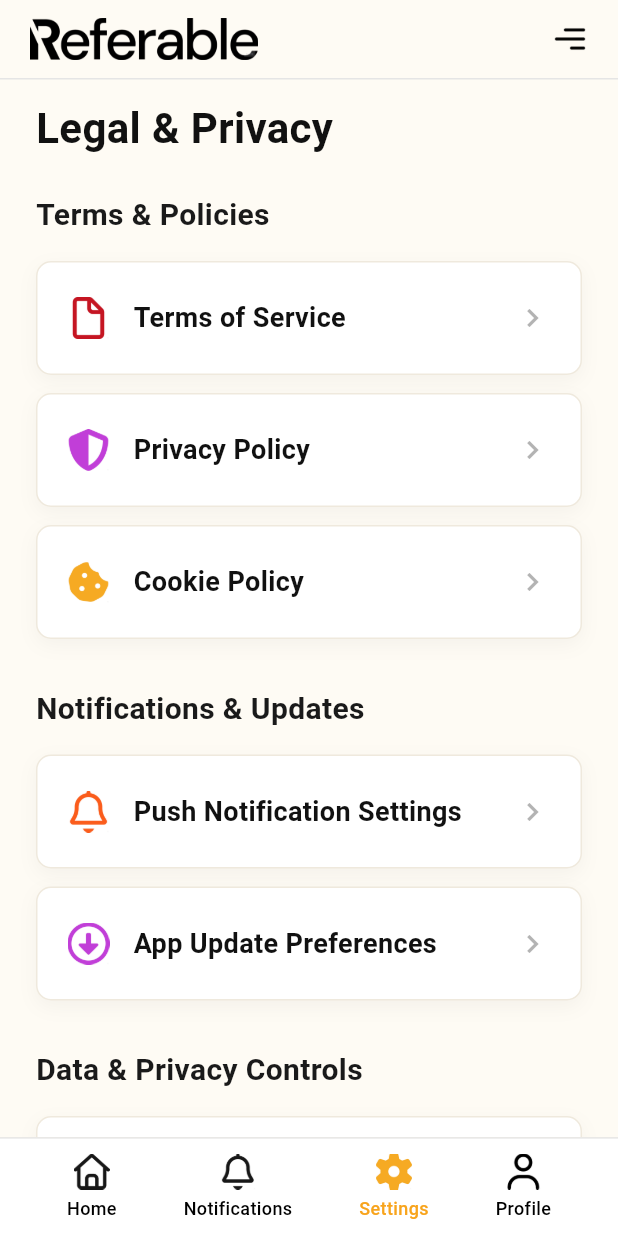
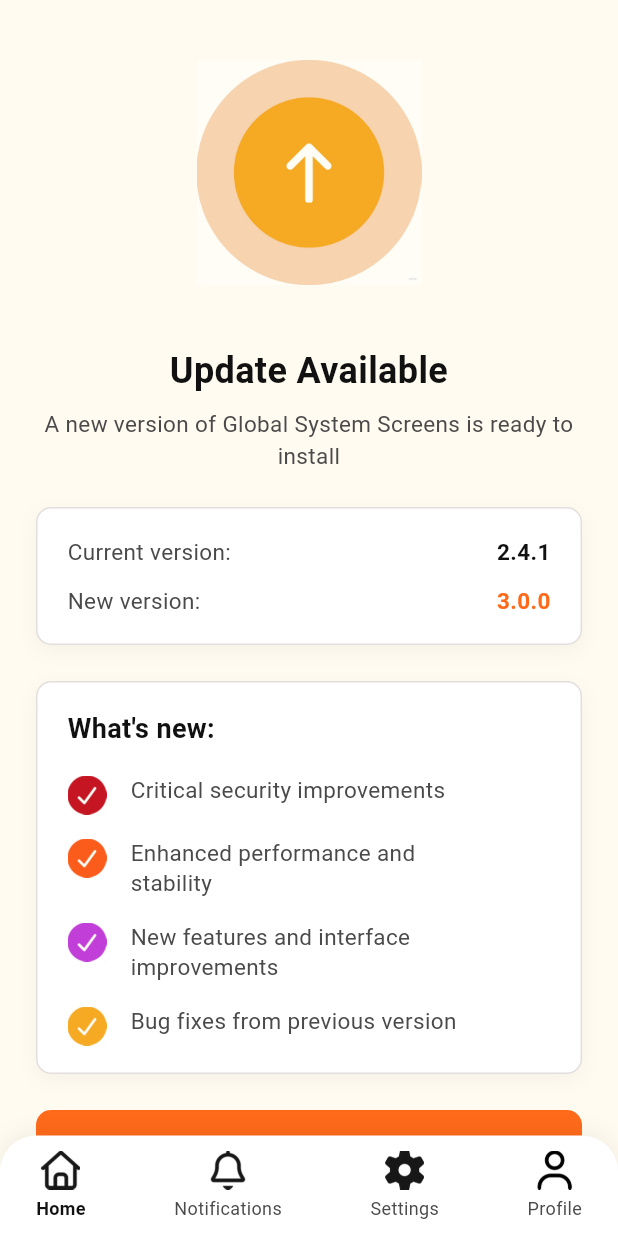
Before and after one commit to najmus-shakib01/dev_shakib_ui_general, a Flutter app: the screen it shows after launch, on a phone screen of 412 x 824 dp. Run offline on Flutter 3.47's test engine with Material 3 defaults, Android fonts, the light colour scheme and no system bars.

Commit message:
feat(app_update_notification): ui/ux design successfully completed

```diff
--- /dev/null
+++ b/lib/General/app_update_notification.dart
@@ -0,0 +1,456 @@
+import 'package:flutter/material.dart';
+
+class AppColors {
+  AppColors._();
+
+  static const Color background = Color(0xFFFFFBF0);
+  static const Color cardBackground = Colors.white;
+  static const Color primaryOrange = Color(0xFFFF6A1A);
+  static const Color secondaryOrange = Color(0xFFFFF1E0);
+  static const Color textPrimary = Color(0xFF111111);
+  static const Color textSecondary = Color(0xFF4A4A4A);
+  static const Color textMuted = Color(0xFF8C8C8C);
+  static const Color borderLight = Color(0xFFE6E6E6);
+}
+
+class AppTextStyles {
+  AppTextStyles._();
+
+  static const TextStyle title = TextStyle(
+    fontSize: 24,
+    fontWeight: FontWeight.w700,
+    color: AppColors.textPrimary,
+  );
+
+  static const TextStyle subtitle = TextStyle(
+    fontSize: 15,
+    height: 1.4,
+    fontWeight: FontWeight.w400,
+    color: AppColors.textSecondary,
+  );
+
+  static const TextStyle cardLabel = TextStyle(
+    fontSize: 15,
+    fontWeight: FontWeight.w400,
+    color: AppColors.textSecondary,
+  );
+
+  static const TextStyle cardValueBold = TextStyle(
+    fontSize: 15,
+    fontWeight: FontWeight.w700,
+    color: AppColors.textPrimary,
+  );
+
+  static const TextStyle cardValueHighlight = TextStyle(
+    fontSize: 15,
+    fontWeight: FontWeight.w700,
+    color: AppColors.primaryOrange,
+  );
+
+  static const TextStyle sectionTitle = TextStyle(
+    fontSize: 18,
+    fontWeight: FontWeight.w700,
+    color: AppColors.textPrimary,
+  );
+
+  static const TextStyle bulletText = TextStyle(
+    fontSize: 15,
+    height: 1.3,
+    fontWeight: FontWeight.w400,
+    color: AppColors.textSecondary,
+  );
+
+  static const TextStyle primaryButton = TextStyle(
+    fontSize: 16,
+    fontWeight: FontWeight.w600,
+    color: Colors.white,
+  );
+
+  static const TextStyle secondaryButton = TextStyle(
+    fontSize: 16,
+    fontWeight: FontWeight.w600,
+    color: AppColors.primaryOrange,
+  );
+
+  static const TextStyle recommendation = TextStyle(
+    fontSize: 13,
+    height: 1.4,
+    fontWeight: FontWeight.w400,
+    color: AppColors.textMuted,
+  );
+
+  static const TextStyle bottomNavSelected = TextStyle(
+    fontSize: 12,
+    fontWeight: FontWeight.w600,
+    color: AppColors.textPrimary,
+  );
+
+  static const TextStyle bottomNavUnselected = TextStyle(
+    fontSize: 12,
+    fontWeight: FontWeight.w400,
+    color: AppColors.textSecondary,
+  );
+}
+
+class AppUpdateNotificationScreen extends StatelessWidget {
+  const AppUpdateNotificationScreen({super.key});
+
+  @override
+  Widget build(BuildContext context) {
+    return Scaffold(
+      backgroundColor: AppColors.background,
+      body: SafeArea(
+        child: Column(
+          children: [
+            Expanded(
+              child: SingleChildScrollView(
+                padding: const EdgeInsets.symmetric(horizontal: 24),
+                child: Column(
+                  crossAxisAlignment: CrossAxisAlignment.center,
+                  children: const [
+                    SizedBox(height: 40),
+                    UpdateTopIcon(),
+                    SizedBox(height: 40),
+                    UpdateTitleSection(),
+                    SizedBox(height: 24),
+                    VersionInfoCard(),
+                    SizedBox(height: 24),
+                    WhatsNewCard(),
+                    SizedBox(height: 24),
+                    ActionButtonsSection(),
+                    SizedBox(height: 16),
+                    RecommendationText(),
+                    SizedBox(height: 16),
+                  ],
+                ),
+              ),
+            ),
+            const BottomNavBar(),
+          ],
+        ),
+      ),
+    );
+  }
+}
+
+class UpdateTopIcon extends StatelessWidget {
+  const UpdateTopIcon({super.key});
+
+  @override
+  Widget build(BuildContext context) {
+    return Center(
+      child: SizedBox(
+        width: 150,
+        height: 150,
+        child: Image.asset(
+          'assets/app_update_notification/icon/update_available.png',
+          fit: BoxFit.contain,
+        ),
+      ),
+    );
+  }
+}
+
+class UpdateTitleSection extends StatelessWidget {
+  const UpdateTitleSection({super.key});
+
+  @override
+  Widget build(BuildContext context) {
+    return Column(
+      children: const [
+        Text(
+          'Update Available',
+          style: AppTextStyles.title,
+          textAlign: TextAlign.center,
+        ),
+        SizedBox(height: 8),
+        Text(
+          'A new version of Global System Screens is ready to install',
+          style: AppTextStyles.subtitle,
+          textAlign: TextAlign.center,
+        ),
+      ],
+    );
+  }
+}
+
+class VersionInfoCard extends StatelessWidget {
+  const VersionInfoCard({super.key});
+
+  @override
+  Widget build(BuildContext context) {
+    return Container(
+      width: double.infinity,
+      decoration: BoxDecoration(
+        color: AppColors.cardBackground,
+        borderRadius: BorderRadius.circular(10),
+        border: Border.all(color: const Color.fromARGB(255, 227, 222, 222)),
+        boxShadow: [
+          BoxShadow(
+            color: Colors.black.withOpacity(0.04),
+            blurRadius: 10,
+            offset: const Offset(0, 4),
+          ),
+        ],
+      ),
+      padding: const EdgeInsets.symmetric(horizontal: 20, vertical: 18),
+      child: Column(
+        children: const [
+          _VersionRow(
+            label: 'Current version:',
+            value: '2.4.1',
+            valueStyle: AppTextStyles.cardValueBold,
+          ),
+          SizedBox(height: 12),
+          _VersionRow(
+            label: 'New version:',
+            value: '3.0.0',
+            valueStyle: AppTextStyles.cardValueHighlight,
+          ),
+        ],
+      ),
+    );
+  }
+}
+
+class _VersionRow extends StatelessWidget {
+  final String label;
+  final String value;
+  final TextStyle valueStyle;
+
+  const _VersionRow({
+    required this.label,
+    required this.value,
+    required this.valueStyle,
+  });
+
+  @override
+  Widget build(BuildContext context) {
+    return Row(
+      children: [
+        Expanded(child: Text(label, style: AppTextStyles.cardLabel)),
+        Text(value, style: valueStyle),
+      ],
+    );
+  }
+}
+
+class WhatsNewCard extends StatelessWidget {
+  const WhatsNewCard({super.key});
+
+  @override
+  Widget build(BuildContext context) {
+    return Container(
+      width: double.infinity,
+      decoration: BoxDecoration(
+        color: AppColors.cardBackground,
+        borderRadius: BorderRadius.circular(10),
+        border: Border.all(color: const Color.fromARGB(255, 227, 222, 222)),
+        boxShadow: [
+          BoxShadow(
+            color: Colors.black.withOpacity(0.04),
+            blurRadius: 10,
+            offset: const Offset(0, 4),
+          ),
+        ],
+      ),
+      padding: const EdgeInsets.symmetric(horizontal: 20, vertical: 18),
+      child: Column(
+        crossAxisAlignment: CrossAxisAlignment.start,
+        children: const [
+          Text("What's new:", style: AppTextStyles.sectionTitle),
+          SizedBox(height: 18),
+          WhatsNewItem(
+            iconPath: 'assets/app_update_notification/icon/right1.png',
+            text: 'Critical security improvements',
+          ),
+          SizedBox(height: 16),
+          WhatsNewItem(
+            iconPath: 'assets/app_update_notification/icon/right2.png',
+            text: 'Enhanced performance and\nstability',
+          ),
+          SizedBox(height: 16),
+          WhatsNewItem(
+            iconPath: 'assets/app_update_notification/icon/right3.png',
+            text: 'New features and interface\nimprovements',
+          ),
+          SizedBox(height: 16),
+          WhatsNewItem(
+            iconPath: 'assets/app_update_notification/icon/right4.png',
+            text: 'Bug fixes from previous version',
+          ),
+        ],
+      ),
+    );
+  }
+}
+
+class WhatsNewItem extends StatelessWidget {
+  final String iconPath;
+  final String text;
+
+  const WhatsNewItem({super.key, required this.iconPath, required this.text});
+
+  @override
+  Widget build(BuildContext context) {
+    return Row(
+      crossAxisAlignment: CrossAxisAlignment.start,
+      children: [
+        SizedBox(
+          width: 26,
+          height: 26,
+          child: Image.asset(iconPath, fit: BoxFit.contain),
+        ),
+        const SizedBox(width: 16),
+        Expanded(child: Text(text, style: AppTextStyles.bulletText)),
+      ],
+    );
+  }
+}
+
+class ActionButtonsSection extends StatelessWidget {
+  const ActionButtonsSection({super.key});
+
+  @override
+  Widget build(BuildContext context) {
+    return Column(
+      children: [
+        SizedBox(
+          width: double.infinity,
+          height: 54,
+          child: ElevatedButton(
+            onPressed: () {},
+            style: ElevatedButton.styleFrom(
+              elevation: 0,
+              backgroundColor: AppColors.primaryOrange,
+              shape: RoundedRectangleBorder(
+                borderRadius: BorderRadius.circular(10),
+              ),
+            ),
+            child: const Text('Update Now', style: AppTextStyles.primaryButton),
+          ),
+        ),
+        const SizedBox(height: 16),
+        SizedBox(
+          width: double.infinity,
+          height: 54,
+          child: OutlinedButton(
+            onPressed: () {},
+            style: OutlinedButton.styleFrom(
+              elevation: 0,
+              backgroundColor: AppColors.secondaryOrange,
+              side: const BorderSide(
+                color: AppColors.primaryOrange,
+                width: 1.2,
+              ),
+              shape: RoundedRectangleBorder(
+                borderRadius: BorderRadius.circular(10),
+              ),
+            ),
+            child: const Text(
+              'Remind Me Later',
+              style: AppTextStyles.secondaryButton,
+            ),
+          ),
+        ),
+      ],
+    );
+  }
+}
+
+class RecommendationText extends StatelessWidget {
+  const RecommendationText({super.key});
+
+  @override
+  Widget build(BuildContext context) {
+    return const Padding(
+      padding: EdgeInsets.symmetric(horizontal: 12),
+      child: Text(
+        'We recommend keeping your app updated for the best'
+        'experience and latest security features',
+        style: AppTextStyles.recommendation,
+        textAlign: TextAlign.center,
+      ),
+    );
+  }
+}
+
+class BottomNavBar extends StatelessWidget {
+  const BottomNavBar({super.key});
+
+  @override
+  Widget build(BuildContext context) {
+    return Container(
+      decoration: BoxDecoration(
+        color: AppColors.cardBackground,
+        borderRadius: const BorderRadius.vertical(top: Radius.circular(24)),
+        boxShadow: [
+          BoxShadow(
+            color: Colors.black.withOpacity(0.06),
+            blurRadius: 12,
+            offset: const Offset(0, -2),
+          ),
+        ],
+      ),
+      padding: const EdgeInsets.only(left: 24, right: 24, top: 10, bottom: 10),
+      child: Row(
+        mainAxisAlignment: MainAxisAlignment.spaceBetween,
+        children: const [
+          BottomNavItem(
+            iconPath: 'assets/app_update_notification/icon/home.png',
+            label: 'Home',
+            isSelected: true,
+          ),
+          BottomNavItem(
+            iconPath: 'assets/app_update_notification/icon/notification.png',
+            label: 'Notifications',
+            isSelected: false,
+          ),
+          BottomNavItem(
+            iconPath: 'assets/app_update_notification/icon/settings.png',
+            label: 'Settings',
+            isSelected: false,
+          ),
+          BottomNavItem(
+            iconPath: 'assets/app_update_notification/icon/profile.png',
+            label: 'Profile',
+            isSelected: false,
+          ),
+        ],
+      ),
+    );
+  }
+}
+
+class BottomNavItem extends StatelessWidget {
+  final String iconPath;
+  final String label;
+  final bool isSelected;
+
+  const BottomNavItem({
+    super.key,
+    required this.iconPath,
+    required this.label,
+    required this.isSelected,
+  });
+
+  @override
+  Widget build(BuildContext context) {
+    final textStyle = isSelected
+        ? AppTextStyles.bottomNavSelected
+        : AppTextStyles.bottomNavUnselected;
+
+    return Column(
+      mainAxisSize: MainAxisSize.min,
+      children: [
+        SizedBox(
+          width: 26,
+          height: 26,
+          child: Image.asset(iconPath, fit: BoxFit.contain),
+        ),
+        const SizedBox(height: 4),
+        Text(label, style: textStyle),
+      ],
+    );
+  }
+}
--- a/lib/main.dart
+++ b/lib/main.dart
@@ -1,7 +1,8 @@
 import 'package:flutter/material.dart';
 // import 'package:general/General/app_permission_screen.dart';
 // import 'package:general/General/push_notification_handling.dart';
-import 'package:general/General/legal_privacy_screen.dart';
+// import 'package:general/General/legal_privacy_screen.dart';
+import 'package:general/General/app_update_notification.dart';
 
 void main() {
   runApp(const ReferableApp());
@@ -17,7 +18,8 @@
       title: 'General Referral App',
       // home: const AppPermissionScreen(),
       // home: const PushNotificationHandling(),
-      home: const LegalPrivacyScreen(),
+      // home: const LegalPrivacyScreen(),
+      home: const AppUpdateNotificationScreen(),
     );
   }
 }
--- a/pubspec.yaml
+++ b/pubspec.yaml
@@ -31,3 +31,5 @@
     - assets/push_notification_handling/image/
     - assets/legal_privacy_screen/icon/
     - assets/legal_privacy_screen/image/
+    - assets/app_update_notification/icon/
+    - assets/app_update_notification/image/
```
Also changed, not shown: assets/app_update_notification/icon/home.png (added), assets/app_update_notification/icon/notification.png (added), assets/app_update_notification/icon/profile.png (added), assets/app_update_notification/icon/right1.png (added), assets/app_update_notification/icon/right2.png (added), assets/app_update_notification/icon/right3.png (added), assets/app_update_notification/icon/right4.png (added), assets/app_update_notification/icon/settings.png (added), assets/app_update_notification/icon/update_available.png (added), assets/app_update_notification/image/referable_logo.png (added).
